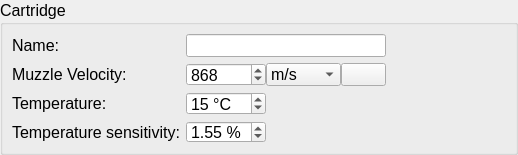
This is ui_templates/prof_cartridge.ui in o-murphy/archer_ballistics_constructor as Qt 5 draws it before an edit. The edited form follows.
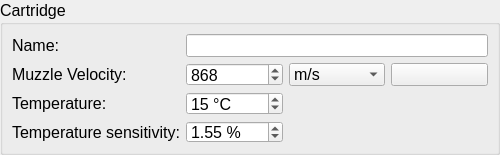
This is the edited form. Icons and pictures are not drawn.

The edit to the form file:
```diff
--- a/ui_templates/prof_cartridge.ui
+++ b/ui_templates/prof_cartridge.ui
@@ -6,7 +6,7 @@
    <rect>
     <x>0</x>
     <y>0</y>
-    <width>518</width>
+    <width>500</width>
     <height>155</height>
    </rect>
   </property>
@@ -61,49 +61,13 @@
       <bool>false</bool>
      </property>
      <layout class="QGridLayout" name="gridLayout_3">
-      <item row="1" column="0">
-       <widget class="QLabel" name="label_70">
-        <property name="sizePolicy">
-         <sizepolicy hsizetype="Fixed" vsizetype="Preferred">
-          <horstretch>0</horstretch>
-          <verstretch>0</verstretch>
-         </sizepolicy>
-        </property>
-        <property name="minimumSize">
-         <size>
-          <width>0</width>
-          <height>0</height>
-         </size>
-        </property>
-        <property name="maximumSize">
-         <size>
-          <width>16777215</width>
-          <height>16777215</height>
-         </size>
-        </property>
-        <property name="font">
-         <font>
-          <pointsize>12</pointsize>
-         </font>
-        </property>
-        <property name="text">
-         <string>Muzzle Velocity:</string>
-        </property>
-       </widget>
-      </item>
       <item row="2" column="1">
        <widget class="QSpinBox" name="temp">
-        <property name="minimumSize">
-         <size>
-          <width>80</width>
-          <height>0</height>
-         </size>
-        </property>
-        <property name="maximumSize">
-         <size>
-          <width>80</width>
-          <height>16777215</height>
-         </size>
+        <property name="sizePolicy">
+         <sizepolicy hsizetype="Preferred" vsizetype="Preferred">
+          <horstretch>0</horstretch>
+          <verstretch>0</verstretch>
+         </sizepolicy>
         </property>
         <property name="font">
          <font>
@@ -121,36 +85,54 @@
         </property>
        </widget>
       </item>
-      <item row="0" column="1">
-       <widget class="QLineEdit" name="cartridgeName">
+      <item row="1" column="0">
+       <widget class="QLabel" name="label_70">
         <property name="sizePolicy">
-         <sizepolicy hsizetype="Expanding" vsizetype="Fixed">
+         <sizepolicy hsizetype="Preferred" vsizetype="Preferred">
           <horstretch>0</horstretch>
           <verstretch>0</verstretch>
          </sizepolicy>
         </property>
         <property name="minimumSize">
          <size>
-          <width>200</width>
+          <width>0</width>
           <height>0</height>
          </size>
         </property>
         <property name="maximumSize">
          <size>
-          <width>150</width>
+          <width>16777215</width>
           <height>16777215</height>
          </size>
         </property>
-        <property name="sizeIncrement">
+        <property name="font">
+         <font>
+          <pointsize>12</pointsize>
+         </font>
+        </property>
+        <property name="text">
+         <string>Muzzle Velocity:</string>
+        </property>
+       </widget>
+      </item>
+      <item row="0" column="0">
+       <widget class="QLabel" name="label_69">
+        <property name="sizePolicy">
+         <sizepolicy hsizetype="Preferred" vsizetype="Preferred">
+          <horstretch>0</horstretch>
+          <verstretch>0</verstretch>
+         </sizepolicy>
+        </property>
+        <property name="minimumSize">
          <size>
           <width>0</width>
           <height>0</height>
          </size>
         </property>
-        <property name="baseSize">
+        <property name="maximumSize">
          <size>
-          <width>0</width>
-          <height>0</height>
+          <width>16777215</width>
+          <height>16777215</height>
          </size>
         </property>
         <property name="font">
@@ -158,27 +140,15 @@
           <pointsize>12</pointsize>
          </font>
         </property>
-        <property name="styleSheet">
-         <string notr="true"/>
-        </property>
         <property name="text">
-         <string notr="true"/>
-        </property>
-        <property name="maxLength">
-         <number>20</number>
-        </property>
-        <property name="frame">
-         <bool>true</bool>
-        </property>
-        <property name="alignment">
-         <set>Qt::AlignLeading|Qt::AlignLeft|Qt::AlignVCenter</set>
+         <string>Name:</string>
         </property>
        </widget>
       </item>
       <item row="2" column="0">
        <widget class="QLabel" name="label_71">
         <property name="sizePolicy">
-         <sizepolicy hsizetype="Fixed" vsizetype="Preferred">
+         <sizepolicy hsizetype="Preferred" vsizetype="Preferred">
           <horstretch>0</horstretch>
           <verstretch>0</verstretch>
          </sizepolicy>
@@ -207,17 +177,11 @@
       </item>
       <item row="3" column="1">
        <widget class="QDoubleSpinBox" name="ts">
-        <property name="minimumSize">
-         <size>
-          <width>80</width>
-          <height>0</height>
-         </size>
-        </property>
-        <property name="maximumSize">
-         <size>
-          <width>80</width>
-          <height>16777215</height>
-         </size>
+        <property name="sizePolicy">
+         <sizepolicy hsizetype="Preferred" vsizetype="Preferred">
+          <horstretch>0</horstretch>
+          <verstretch>0</verstretch>
+         </sizepolicy>
         </property>
         <property name="font">
          <font>
@@ -243,6 +207,12 @@
       </item>
       <item row="3" column="0">
        <widget class="QLabel" name="label_72">
+        <property name="sizePolicy">
+         <sizepolicy hsizetype="Preferred" vsizetype="Preferred">
+          <horstretch>0</horstretch>
+          <verstretch>0</verstretch>
+         </sizepolicy>
+        </property>
         <property name="font">
          <font>
           <pointsize>12</pointsize>
@@ -253,175 +223,135 @@
         </property>
        </widget>
       </item>
-      <item row="0" column="0">
-       <widget class="QLabel" name="label_69">
+      <item row="1" column="3">
+       <widget class="QToolButton" name="mvSwitch">
         <property name="sizePolicy">
          <sizepolicy hsizetype="Preferred" vsizetype="Preferred">
           <horstretch>0</horstretch>
           <verstretch>0</verstretch>
          </sizepolicy>
         </property>
-        <property name="minimumSize">
-         <size>
-          <width>0</width>
-          <height>0</height>
-         </size>
-        </property>
-        <property name="maximumSize">
-         <size>
-          <width>16777215</width>
-          <height>16777215</height>
-         </size>
-        </property>
         <property name="font">
          <font>
-          <pointsize>12</pointsize>
+          <pointsize>8</pointsize>
+          <weight>75</weight>
+          <italic>false</italic>
+          <bold>true</bold>
+          <underline>false</underline>
          </font>
         </property>
+        <property name="toolTip">
+         <string>&lt;font color=black&gt;Convert&lt;/font&gt;</string>
+        </property>
         <property name="text">
-         <string>Name:</string>
+         <string/>
+        </property>
+        <property name="icon">
+         <iconset>
+          <normaloff>../.rsrc/res/drawable/secondarybtn21a.png</normaloff>
+          <disabledoff>../.rsrc/res/drawable/secondarybtn21b.png</disabledoff>../.rsrc/res/drawable/secondarybtn21a.png</iconset>
+        </property>
+        <property name="iconSize">
+         <size>
+          <width>16</width>
+          <height>16</height>
+         </size>
         </property>
        </widget>
       </item>
       <item row="1" column="1">
-       <widget class="QWidget" name="horizontalWidget_16" native="true">
-        <property name="maximumSize">
-         <size>
-          <width>200</width>
-          <height>16777215</height>
-         </size>
+       <widget class="QSpinBox" name="mv">
+        <property name="sizePolicy">
+         <sizepolicy hsizetype="Preferred" vsizetype="Preferred">
+          <horstretch>0</horstretch>
+          <verstretch>0</verstretch>
+         </sizepolicy>
         </property>
-        <layout class="QHBoxLayout" name="horizontalLayout_50">
-         <property name="spacing">
-          <number>0</number>
+        <property name="font">
+         <font>
+          <pointsize>12</pointsize>
+         </font>
+        </property>
+        <property name="styleSheet">
+         <string notr="true"/>
+        </property>
+        <property name="maximum">
+         <number>10000</number>
+        </property>
+        <property name="value">
+         <number>868</number>
+        </property>
+       </widget>
+      </item>
+      <item row="1" column="2">
+       <widget class="QComboBox" name="mvQuantity">
+        <property name="sizePolicy">
+         <sizepolicy hsizetype="Preferred" vsizetype="Preferred">
+          <horstretch>0</horstretch>
+          <verstretch>0</verstretch>
+         </sizepolicy>
+        </property>
+        <property name="font">
+         <font>
+          <pointsize>12</pointsize>
+         </font>
+        </property>
+        <property name="styleSheet">
+         <string notr="true"/>
+        </property>
+        <item>
+         <property name="text">
+          <string>m/s</string>
          </property>
-         <property name="leftMargin">
-          <number>0</number>
+        </item>
+        <item>
+         <property name="text">
+          <string>fps</string>
          </property>
-         <property name="topMargin">
-          <number>0</number>
-         </property>
-         <property name="rightMargin">
-          <number>0</number>
-         </property>
-         <property name="bottomMargin">
-          <number>0</number>
-         </property>
-         <item>
-          <widget class="QSpinBox" name="mv">
-           <property name="minimumSize">
-            <size>
-             <width>80</width>
-             <height>0</height>
-            </size>
-           </property>
-           <property name="maximumSize">
-            <size>
-             <width>80</width>
-             <height>16777215</height>
-            </size>
-           </property>
-           <property name="font">
-            <font>
-             <pointsize>12</pointsize>
-            </font>
-           </property>
-           <property name="styleSheet">
-            <string notr="true"/>
-           </property>
-           <property name="maximum">
-            <number>10000</number>
-           </property>
-           <property name="value">
-            <number>868</number>
-           </property>
-          </widget>
-         </item>
-         <item>
-          <widget class="QComboBox" name="mvQuantity">
-           <property name="sizePolicy">
-            <sizepolicy hsizetype="Fixed" vsizetype="Fixed">
-             <horstretch>0</horstretch>
-             <verstretch>0</verstretch>
-            </sizepolicy>
-           </property>
-           <property name="minimumSize">
-            <size>
-             <width>75</width>
-             <height>0</height>
-            </size>
-           </property>
-           <property name="font">
-            <font>
-             <pointsize>12</pointsize>
-            </font>
-           </property>
-           <property name="styleSheet">
-            <string notr="true"/>
-           </property>
-           <item>
-            <property name="text">
-             <string>m/s</string>
-            </property>
-           </item>
-           <item>
-            <property name="text">
-             <string>fps</string>
-            </property>
-           </item>
-          </widget>
-         </item>
-         <item>
-          <widget class="QToolButton" name="mvSwitch">
-           <property name="sizePolicy">
-            <sizepolicy hsizetype="Expanding" vsizetype="Expanding">
-             <horstretch>0</horstretch>
-             <verstretch>0</verstretch>
-            </sizepolicy>
-           </property>
-           <property name="font">
-            <font>
-             <pointsize>8</pointsize>
-             <weight>75</weight>
-             <italic>false</italic>
-             <bold>true</bold>
-             <underline>false</underline>
-            </font>
-           </property>
-           <property name="toolTip">
-            <string>&lt;font color=black&gt;Convert&lt;/font&gt;</string>
-           </property>
-           <property name="text">
-            <string/>
-           </property>
-           <property name="icon">
-            <iconset>
-             <normaloff>../.rsrc/res/drawable/secondarybtn21a.png</normaloff>
-             <disabledoff>../.rsrc/res/drawable/secondarybtn21b.png</disabledoff>../.rsrc/res/drawable/secondarybtn21a.png</iconset>
-           </property>
-           <property name="iconSize">
-            <size>
-             <width>16</width>
-             <height>16</height>
-            </size>
-           </property>
-          </widget>
-         </item>
-        </layout>
+        </item>
        </widget>
       </item>
-      <item row="0" column="2" rowspan="4">
-       <spacer name="horizontalSpacer_2">
-        <property name="orientation">
-         <enum>Qt::Horizontal</enum>
+      <item row="0" column="1" colspan="3">
+       <widget class="QLineEdit" name="cartridgeName">
+        <property name="sizePolicy">
+         <sizepolicy hsizetype="Preferred" vsizetype="Preferred">
+          <horstretch>0</horstretch>
+          <verstretch>0</verstretch>
+         </sizepolicy>
         </property>
-        <property name="sizeHint" stdset="0">
+        <property name="sizeIncrement">
          <size>
-          <width>40</width>
-          <height>20</height>
+          <width>0</width>
+          <height>0</height>
          </size>
         </property>
-       </spacer>
+        <property name="baseSize">
+         <size>
+          <width>0</width>
+          <height>0</height>
+         </size>
+        </property>
+        <property name="font">
+         <font>
+          <pointsize>12</pointsize>
+         </font>
+        </property>
+        <property name="styleSheet">
+         <string notr="true"/>
+        </property>
+        <property name="text">
+         <string notr="true"/>
+        </property>
+        <property name="maxLength">
+         <number>20</number>
+        </property>
+        <property name="frame">
+         <bool>true</bool>
+        </property>
+        <property name="alignment">
+         <set>Qt::AlignLeading|Qt::AlignLeft|Qt::AlignVCenter</set>
+        </property>
+       </widget>
       </item>
      </layout>
     </widget>
```
